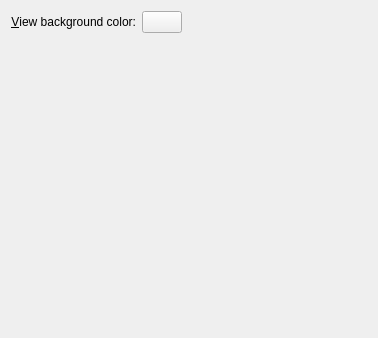
Qt form app/generalconfigpage.ui (KDE/gwenview) before a commit.
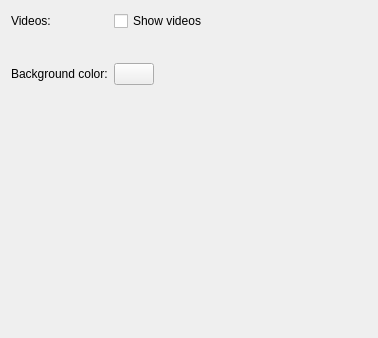
The same form after that commit. Custom widgets are drawn as their Qt base class.

Commit message:
Added an option to disable video support.
BUG:135585

The edit to the form file:
```diff
--- a/app/generalconfigpage.ui
+++ b/app/generalconfigpage.ui
@@ -9,22 +9,19 @@
     <height>338</height>
    </rect>
   </property>
-  <layout class="QGridLayout" name="gridLayout" >
-   <item row="0" column="0" >
-    <widget class="QLabel" name="label" >
-     <property name="text" >
-      <string>&amp;View background color:</string>
+  <layout class="QFormLayout" name="formLayout">
+   <item row="2" column="0">
+    <widget class="QLabel" name="label">
+     <property name="text">
+      <string>Background color:</string>
      </property>
-     <property name="alignment" >
-      <set>Qt::AlignRight|Qt::AlignTrailing|Qt::AlignVCenter</set>
-     </property>
-     <property name="buddy" >
+     <property name="buddy">
       <cstring>kcfg_ViewBackgroundColor</cstring>
      </property>
     </widget>
    </item>
-   <item row="0" column="1" >
-    <layout class="QHBoxLayout" >
+   <item row="2" column="1">
+    <layout class="QHBoxLayout">
      <item>
       <widget class="KColorButton" name="kcfg_ViewBackgroundColor" >
        <property name="text" >
@@ -47,15 +44,29 @@
      </item>
     </layout>
    </item>
-   <item row="1" column="0" >
-    <spacer>
-     <property name="orientation" >
+   <item row="0" column="0">
+    <widget class="QLabel" name="label_2">
+     <property name="text">
+      <string>Videos:</string>
+     </property>
+    </widget>
+   </item>
+   <item row="0" column="1">
+    <widget class="QCheckBox" name="kcfg_ListVideos">
+     <property name="text">
+      <string>Show videos</string>
+     </property>
+    </widget>
+   </item>
+   <item row="1" column="1">
+    <spacer name="verticalSpacer">
+     <property name="orientation">
       <enum>Qt::Vertical</enum>
      </property>
-     <property name="sizeType" >
-      <enum>QSizePolicy::Expanding</enum>
+     <property name="sizeType">
+      <enum>QSizePolicy::Fixed</enum>
      </property>
-     <property name="sizeHint" stdset="0" >
+     <property name="sizeHint" stdset="0">
       <size>
        <width>20</width>
        <height>20</height>
```
Left out of the diff: 15 changed lines with no effect on the pictures. The commit also changes 5 other files.
